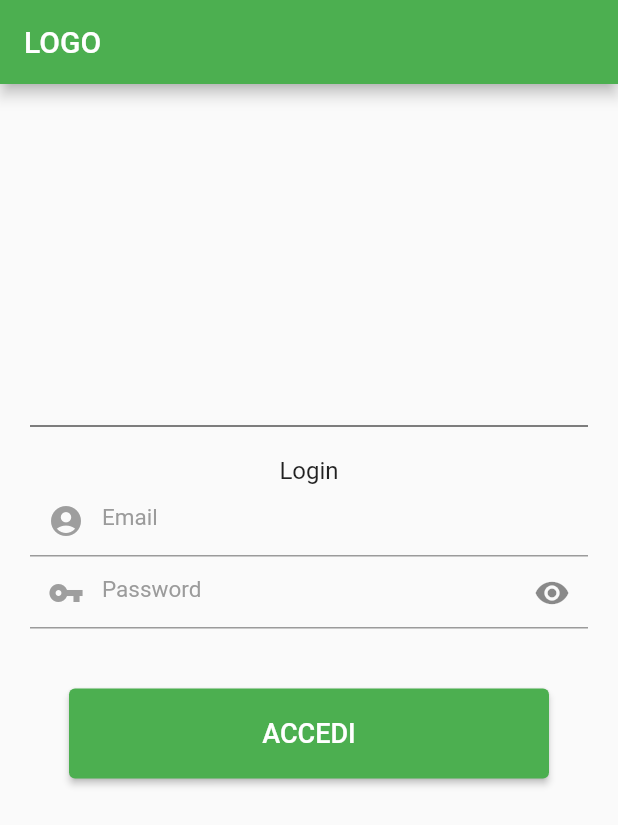
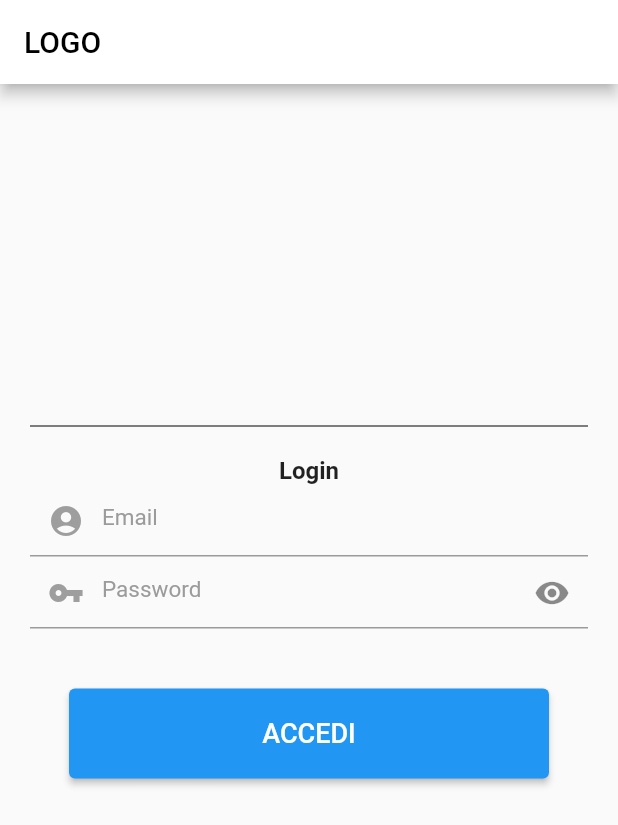
Before and after one commit to Aquaconsulting/Meary---App, a Flutter app: the screen it shows after launch, on a phone screen of 412 x 824 dp. Shown: the top 825 px of the screen. Run offline on Flutter 3.47's test engine with Material 2 defaults, Android fonts, the phone set to English and light mode, and no system bars; our stand-ins replace email_validator, shared_preferences; missing offline and left inert: awesome_select.

Commit message:
customize login

```diff
--- a/lib/main.dart
+++ b/lib/main.dart
@@ -17,7 +17,7 @@ class MyApp extends StatelessWidget {
       debugShowCheckedModeBanner: false,
       title: 'Flutter Demo',
       theme: ThemeData(
-        primarySwatch: Colors.green,
+        primarySwatch: Colors.blue,
       ),
       home: FutureBuilder(
           future: SharedPreferences.getInstance(),
--- a/lib/pages/login.dart
+++ b/lib/pages/login.dart
@@ -85,7 +85,11 @@ class _LoginPageState extends State<LoginPage> {
   Widget build(BuildContext context) {
     return Scaffold(
         appBar: AppBar(
-          title: const Text('LOGO'),
+          backgroundColor: Colors.white,
+          title: const Text(
+            'LOGO',
+            style: TextStyle(color: Colors.black),
+          ),
         ),
         body: Container(
           margin: const EdgeInsets.all(20),
@@ -100,7 +104,7 @@ class _LoginPageState extends State<LoginPage> {
               ),
               Text(
                 'Login',
-                style: TextStyle(fontSize: 16),
+                style: TextStyle(fontSize: 16, fontWeight: FontWeight.bold),
               ),
               Form(
                   // autovalidateMode: AutovalidateMode.always,
```
